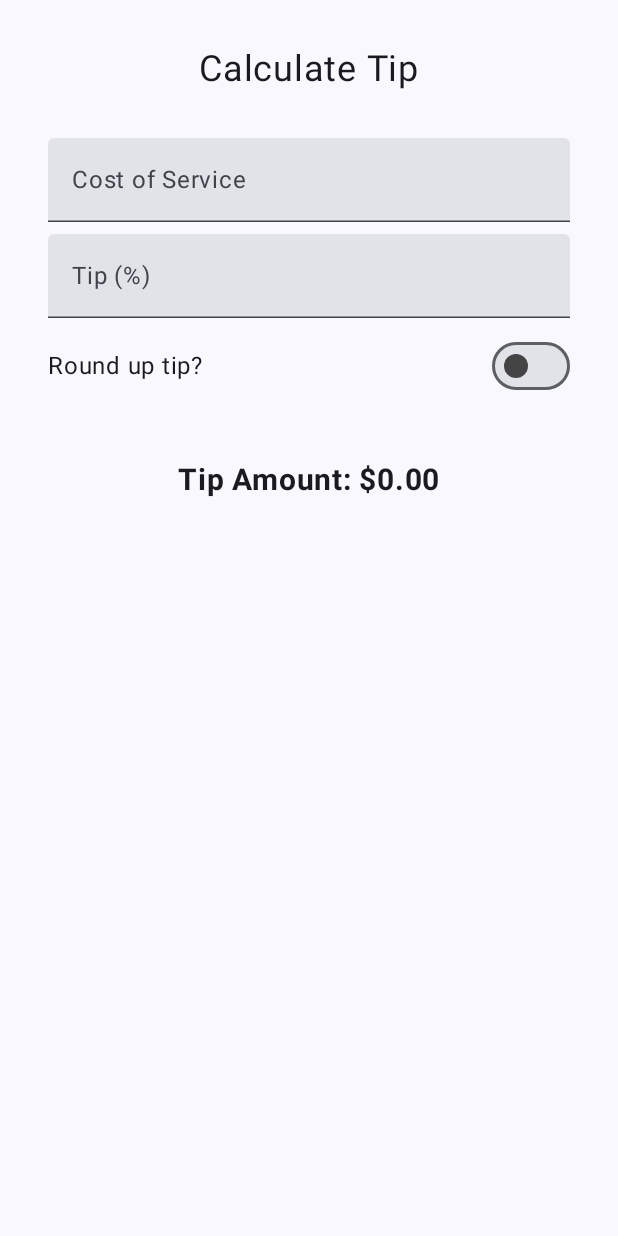
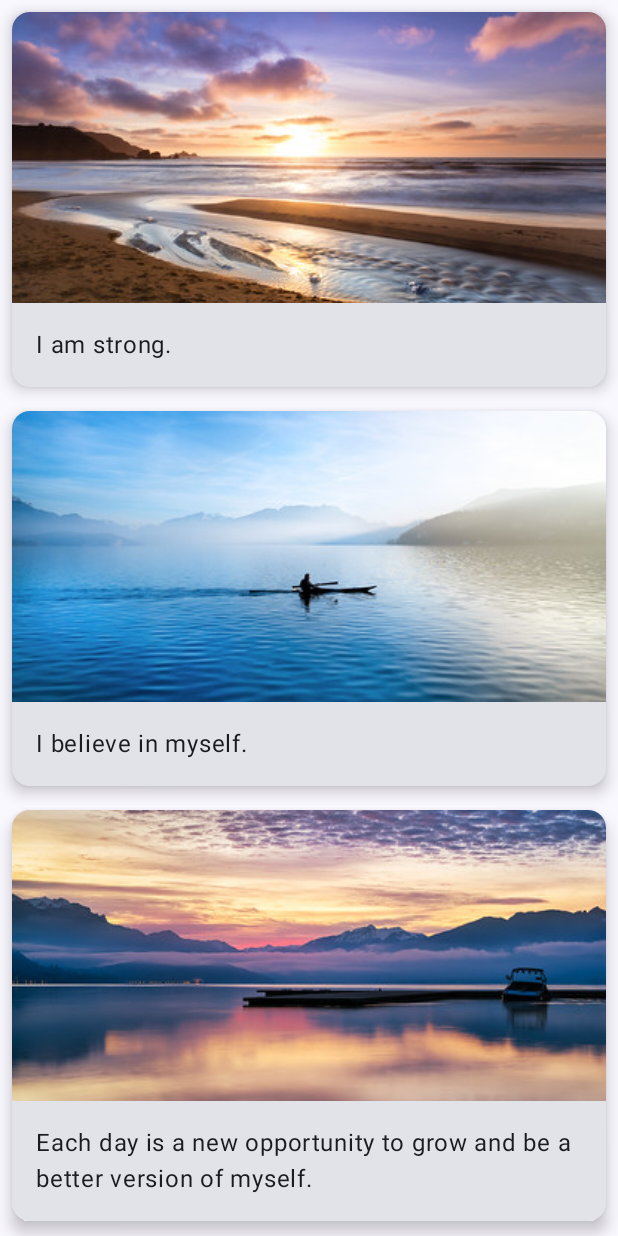
Before and after one commit to imobasshir/glowing-goggles, an Android app built with Jetpack Compose: the screen it shows after launch (MainActivity), on a phone screen of 412 x 824 dp. Run offline under Robolectric (Android 15) with nearby library versions, the phone set to English and light mode, and no system bars.

Commit message:
used card

```diff
--- /dev/null
+++ b/app/src/main/java/com/example/myapplication/CardTileAffirmation.kt
@@ -0,0 +1,76 @@
+package com.example.myapplication
+
+import androidx.compose.foundation.Image
+import androidx.compose.foundation.layout.Column
+import androidx.compose.foundation.layout.fillMaxWidth
+import androidx.compose.foundation.layout.height
+import androidx.compose.foundation.layout.padding
+import androidx.compose.foundation.lazy.LazyColumn
+import androidx.compose.foundation.lazy.items
+import androidx.compose.material3.*
+import androidx.compose.runtime.Composable
+import androidx.compose.ui.Modifier
+import androidx.compose.ui.layout.ContentScale
+import androidx.compose.ui.platform.LocalContext
+import androidx.compose.ui.res.painterResource
+import androidx.compose.ui.res.stringResource
+import androidx.compose.ui.tooling.preview.Preview
+import androidx.compose.ui.unit.dp
+import com.example.myapplication.data.Datasource
+import com.example.myapplication.model.Affirmation
+import com.example.myapplication.ui.theme.MyApplicationTheme
+
+@Composable
+fun AffirmationApp() {
+    MyApplicationTheme {
+        AffirmationList(affirmationList = Datasource().loadAffirmations())
+    }
+}
+
+
+@Composable
+fun AffirmationList(affirmationList: List<Affirmation>) {
+    LazyColumn {
+        items(affirmationList) { affirmation ->
+            AffirmationCard(affirmation)
+        }
+    }
+}
+
+@OptIn(ExperimentalMaterial3Api::class)
+@Composable
+fun AffirmationCard(affirmation: Affirmation) {
+    Card(
+        modifier = Modifier.padding(8.dp),
+        elevation = CardDefaults.cardElevation(6.dp),
+    ) {
+        Column {
+            Image(
+                painter = painterResource(affirmation.imageResourceId),
+                contentDescription = stringResource(affirmation.stringResourceId),
+                modifier = Modifier
+                    .fillMaxWidth()
+                    .height(194.dp),
+                contentScale = ContentScale.Crop
+            )
+            Text(
+                text = LocalContext.current.getString(affirmation.stringResourceId),
+                modifier = Modifier.padding(16.dp),
+            )
+        }
+    }
+}
+
+@Preview
+@Composable
+private fun AffirmationCardPreview() {
+    AffirmationCard (Affirmation(R.string.affirmation1, R.drawable.image1))
+}
+
+@Preview
+@Composable
+private fun AffirmationListPreview() {
+    MyApplicationTheme {
+        AffirmationList(affirmationList = Datasource().loadAffirmations())
+    }
+}
--- a/app/src/main/java/com/example/myapplication/MainActivity.kt
+++ b/app/src/main/java/com/example/myapplication/MainActivity.kt
@@ -22,7 +22,7 @@
                     modifier = Modifier.fillMaxSize(),
                     color = MaterialTheme.colorScheme.background
                 ) {
-                    TipTimeScreen()
+                    AffirmationApp()
                 }
             }
         }
@@ -97,3 +97,11 @@
         TipTimeScreen()
     }
 }
+
+@Preview
+@Composable
+fun AffirmationPreview() {
+    MyApplicationTheme {
+        AffirmationApp()
+    }
+}
--- a/app/src/main/java/com/example/myapplication/NextPrevApp.kt
+++ b/app/src/main/java/com/example/myapplication/NextPrevApp.kt
@@ -71,10 +71,10 @@
     }
 }
 
-//@Preview(showBackground = true)
-//@Composable
-//fun NextPrevPreview() {
-//    MyApplicationTheme {
-//        NextPrev()
-//    }
-//}
+@Preview(showBackground = true)
+@Composable
+private fun NextPrevPreviewFile() {
+    MyApplicationTheme {
+        NextPrev()
+    }
+}
--- /dev/null
+++ b/app/src/main/java/com/example/myapplication/data/Datasource.kt
@@ -0,0 +1,21 @@
+package com.example.myapplication.data
+import com.example.myapplication.R
+import com.example.myapplication.model.Affirmation
+/**
+ * [Datasource] generates a list of [Affirmation]
+ */
+class Datasource() {
+    fun loadAffirmations(): List<Affirmation> {
+        return listOf<Affirmation>(
+            Affirmation(R.string.affirmation1, R.drawable.image1),
+            Affirmation(R.string.affirmation2, R.drawable.image2),
+            Affirmation(R.string.affirmation3, R.drawable.image3),
+            Affirmation(R.string.affirmation4, R.drawable.image4),
+            Affirmation(R.string.affirmation5, R.drawable.image5),
+            Affirmation(R.string.affirmation6, R.drawable.image6),
+            Affirmation(R.string.affirmation7, R.drawable.image7),
+            Affirmation(R.string.affirmation8, R.drawable.image8),
+            Affirmation(R.string.affirmation9, R.drawable.image9),
+            Affirmation(R.string.affirmation10, R.drawable.image10))
+    }
+}
--- /dev/null
+++ b/app/src/main/java/com/example/myapplication/model/Affirmation.kt
@@ -0,0 +1,10 @@
+package com.example.myapplication.model
+import androidx.annotation.DrawableRes
+import androidx.annotation.StringRes
+/**
+ * [Affirmation] is the data class to represent the Affirmation text and imageResourceId
+ */
+data class Affirmation(
+    @StringRes val stringResourceId: Int,
+    @DrawableRes val imageResourceId: Int
+)
--- /dev/null
+++ b/app/src/main/java/com/example/myapplication/ui/theme/Shape.kt
@@ -0,0 +1,11 @@
+package com.example.myapplication.ui.theme
+
+import androidx.compose.foundation.shape.RoundedCornerShape
+import androidx.compose.material3.Shapes
+import androidx.compose.ui.unit.dp
+
+val Shapes = Shapes(
+    small = RoundedCornerShape(4.dp),
+    medium = RoundedCornerShape(4.dp),
+    large = RoundedCornerShape(0.dp)
+)
--- a/app/src/main/java/com/example/myapplication/ui/theme/Type.kt
+++ b/app/src/main/java/com/example/myapplication/ui/theme/Type.kt
@@ -14,7 +14,7 @@
         fontSize = 16.sp,
         lineHeight = 24.sp,
         letterSpacing = 0.5.sp
-    )
+    ),
     /* Other default text styles to override
     titleLarge = TextStyle(
         fontFamily = FontFamily.Default,
--- a/app/src/main/res/values/strings.xml
+++ b/app/src/main/res/values/strings.xml
@@ -7,4 +7,14 @@
     <string name="how_was_the_service">Tip (%)</string>
     <string name="round_up_tip">Round up tip?</string>
     <string name="tip_amount">Tip Amount: %s</string>
+    <string name="affirmation1">I am strong.</string>
+    <string name="affirmation2">I believe in myself.</string>
+    <string name="affirmation3">Each day is a new opportunity to grow and be a better version of myself.</string>
+    <string name="affirmation4">Every challenge in my life is an opportunity to learn from.</string>
+    <string name="affirmation5">I have so much to be grateful for.</string>
+    <string name="affirmation6">Good things are always coming into my life.</string>
+    <string name="affirmation7">New opportunities await me at every turn.</string>
+    <string name="affirmation8">I have the courage to follow my heart.</string>
+    <string name="affirmation9">Things will unfold at precisely the right time.</string>
+    <string name="affirmation10">I will be present in all the moments that this day brings.</string>
 </resources>
```
Also changed, not shown: app/src/main/res/drawable-nodpi/image1.jpg (added), app/src/main/res/drawable-nodpi/image10.jpg (added), app/src/main/res/drawable-nodpi/image2.jpg (added), app/src/main/res/drawable-nodpi/image3.jpg (added), app/src/main/res/drawable-nodpi/image4.jpg (added), app/src/main/res/drawable-nodpi/image5.jpg (added), app/src/main/res/drawable-nodpi/image6.jpg (added), app/src/main/res/drawable-nodpi/image7.jpg (added), app/src/main/res/drawable-nodpi/image8.jpg (added), app/src/main/res/drawable-nodpi/image9.jpg (added).
